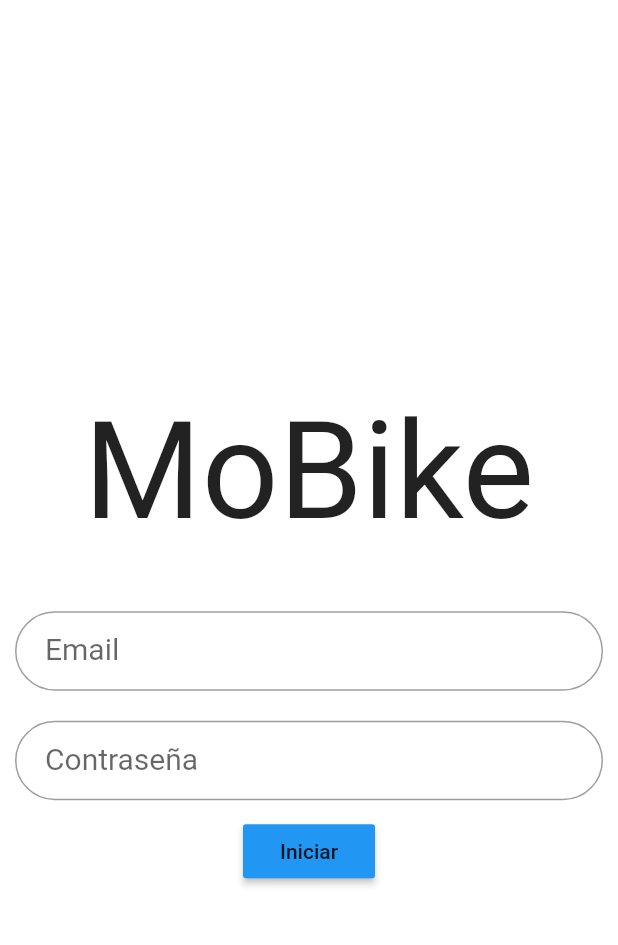
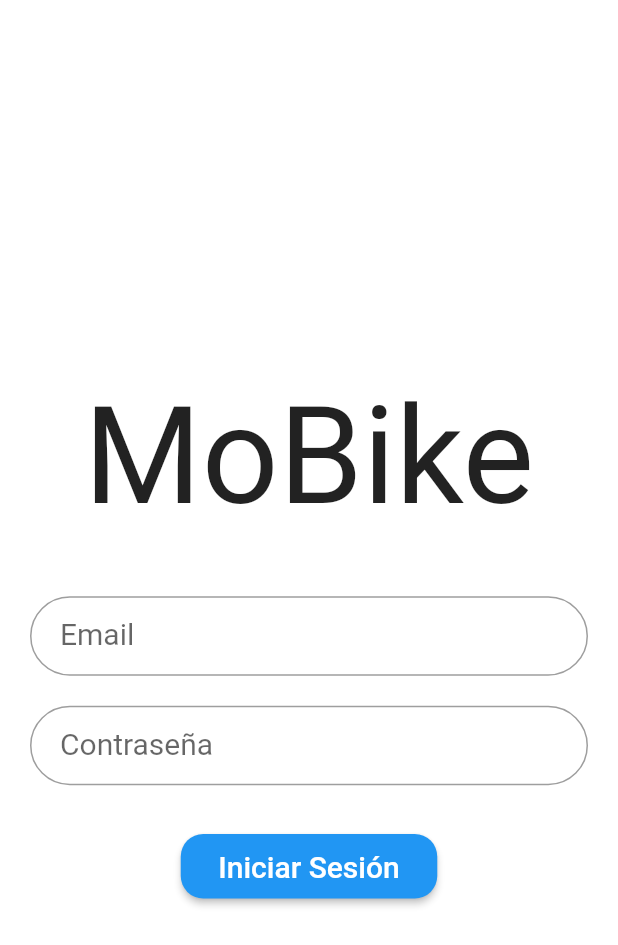
Before and after one commit to MatiMondaca/Mobike---App, a Flutter app: the SingInPage screen opened directly, on a phone screen of 412 x 824 dp. Shown: the top 945 px of the screen. Run offline on Flutter 3.47's test engine with Material 2 defaults, Android fonts, the phone set to English and light mode, and no system bars; our stand-ins replace firebase_auth, firebase_core; accounts and stored records are empty; Roboto replaces fonts that are missing (Montserrat).

Commit message:
Login listo

```diff
--- a/mobike/lib/loginRegister/login/loginScreen.dart
+++ b/mobike/lib/loginRegister/login/loginScreen.dart
@@ -1,5 +1,3 @@
-
-
 import 'package:flutter/material.dart';
 import 'package:provider/provider.dart';
 import 'autenticacion/auth.dart';
@@ -11,70 +9,100 @@ class SingInPage extends StatelessWidget {
 
   @override
   Widget build(BuildContext context) {
-
-
     return SafeArea(
       child: Scaffold(
         backgroundColor: Colors.white,
         body: Column(
-
-
           mainAxisAlignment: MainAxisAlignment.center,
-
           children: [
-            Padding(padding: EdgeInsets.all(30.0), child:
-
-            Title(color: Colors.black, child: Text("MoBike",style:  TextStyle(fontSize: 90.0,fontWeight: FontWeight.normal)))
+            Padding(
+              padding: EdgeInsets.all(30.0),
+              child: Title(
+                color: Colors.black,
+                child: Text(
+                  "MoBike",
+                  style: TextStyle(
+                    fontSize: 90.0,
+                    fontWeight: FontWeight.normal,
                   ),
-
-            Padding(padding: EdgeInsets.all(10.0), child:
-            TextField(
-
-
-
-
+                ),
+              ),
+            ),
+            Padding(
+              padding: EdgeInsets.symmetric(horizontal: 20.0, vertical: 10.0),
+              child: TextFormField(
                 textAlign: TextAlign.center,
-
-
                 obscureText: false,
+                onFieldSubmitted: (_) => FocusScope.of(context).nextFocus(),
                 style: estilo,
+                validator: (String val) {
+                  if (val.isEmpty) {
+                    return "Ingrese un correo valido";
+                  }
+                  return null;
+                },
                 controller: emailController,
                 keyboardType: TextInputType.emailAddress,
                 decoration: InputDecoration(
                   contentPadding: EdgeInsets.fromLTRB(20.0, 15.0, 20.0, 15.0),
                   labelText: "Email",
                   border: OutlineInputBorder(
-              borderRadius: BorderRadius.circular(32.0,),),),
-
-            ),),
-            Padding(padding: EdgeInsets.all(10.0), child:
-            TextField(
-
+                    borderRadius: BorderRadius.circular(
+                      32.0,
+                    ),
+                  ),
+                ),
+              ),
+            ),
+            Padding(
+              padding: EdgeInsets.symmetric(horizontal: 20.0, vertical: 10.0),
+              child: TextFormField(
                 textAlign: TextAlign.center,
+                onFieldSubmitted: (_) => FocusScope.of(context).nextFocus(),
+                validator: (String val) {
+                  if (val.isEmpty) {
+                    return "Ingrese un correo valido";
+                  }
+                  return null;
+                },
                 controller: passController,
                 keyboardType: TextInputType.visiblePassword,
                 obscureText: true,
                 style: estilo,
-
                 decoration: InputDecoration(
-
-
                   contentPadding: EdgeInsets.fromLTRB(20.0, 15.0, 20.0, 15.0),
                   labelText: "Contraseña",
                   border: OutlineInputBorder(
-                    borderRadius: BorderRadius.circular(32.0)),
+                    borderRadius: BorderRadius.circular(32.0),
+                  ),
                   isDense: true,
                 ),
-            ),),
-            RaisedButton(
+              ),
+            ),
+            Padding(
+              padding: const EdgeInsets.only(top: 20),
+              child: RaisedButton(
+                padding: EdgeInsets.symmetric(horizontal: 25, vertical: 10),
                 color: Colors.blue,
                 onPressed: () {
+                  try {
                     context.read<AutenticacionServicio>().signIn(
                         email: emailController.text.trim(),
                         password: passController.text.trim(),
                       );
+                  } catch (e) {
+                    return print(e);
+                  }
+
                 },
-              child: Text("Iniciar"),
+                child: Text(
+                  "Iniciar Sesión",
+                  style: TextStyle(fontSize: 20, color: Colors.white),
+                ),
+                shape: RoundedRectangleBorder(
+                  borderRadius: BorderRadius.circular(15),
+                ),
+              ),
             ),
           ],
         ),
--- a/mobike/lib/main.dart
+++ b/mobike/lib/main.dart
@@ -45,7 +45,6 @@ class Autenticacion extends StatelessWidget {
   @override
   Widget build(BuildContext context) {
     final firebaseUser = context.watch<User>();
-
     if (firebaseUser != null) {
       return HomePage();
     }
--- a/mobike/pubspec.yaml
+++ b/mobike/pubspec.yaml
@@ -34,10 +34,10 @@ dependencies:
   firebase_auth:
   firebase_core:
 
-  flutter_map:
   flutter_svg:
 
   provider:
+
 
 dev_dependencies:
   flutter_test:
```
Also changed, not shown: mobike/lib/home/homeScreen.dart (+68 -4 lines), mobike/lib/loginRegister/login/autenticacion/auth.dart (+6 -2 lines), mobike/pubspec.lock. Lines whose indentation alone changed are shown as unchanged.
